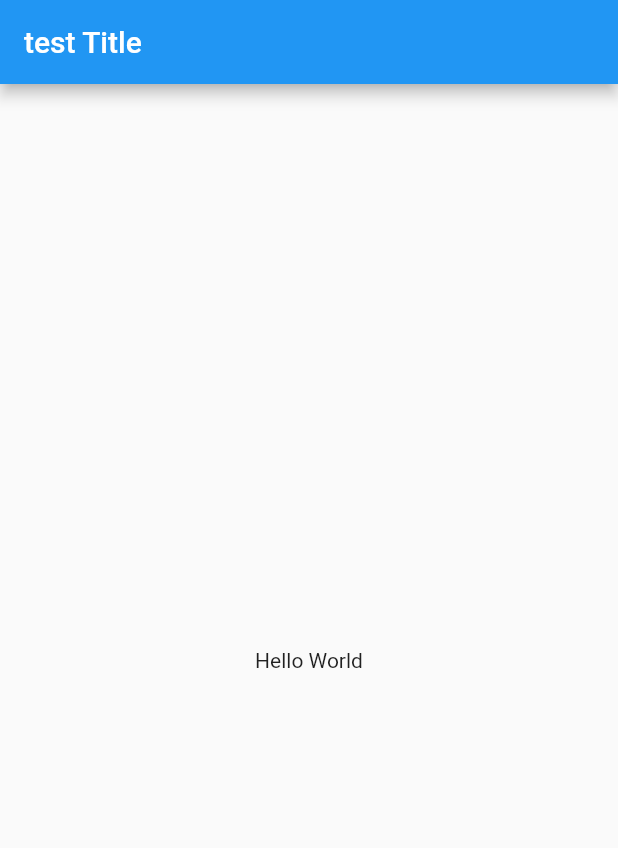
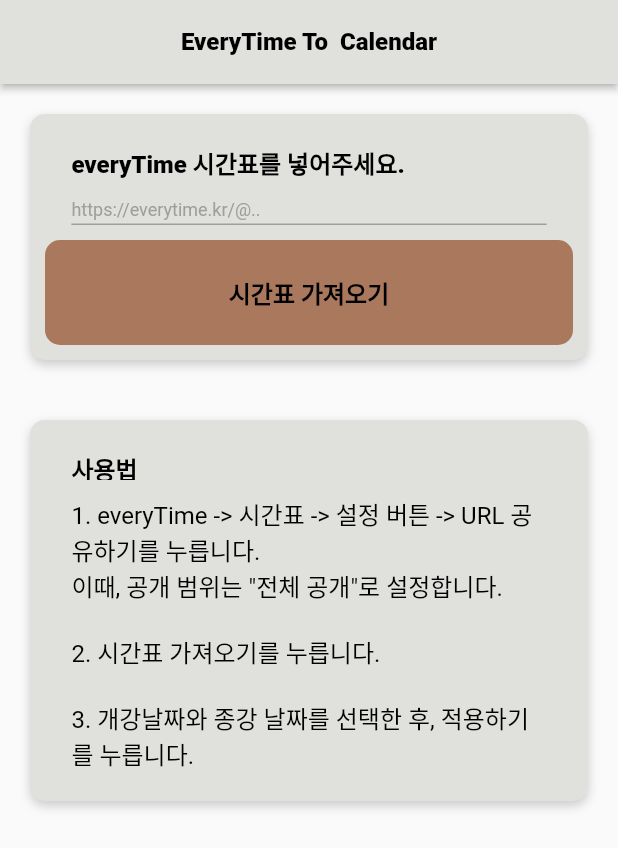
Before and after one commit to junchanpp/everytime2CalApp, a Flutter app: the screen it shows after launch, on a phone screen of 412 x 824 dp. Shown: the top 848 px of the screen. Run offline on Flutter 3.47's test engine with Material 2 defaults, Android fonts, the phone set to English and light mode, and no system bars.

Commit message:
[feat] home page 추가 완료(api 연결 아직)

```diff
--- /dev/null
+++ b/lib/component/common_text_field.dart
@@ -0,0 +1,42 @@
+
+//const TextField(
+//                               decoration: InputDecoration(
+//                                 labelText: 'everyTime 시간표',
+//                                 labelStyle: TextStyle(
+//                                   color: Colors.grey,
+//                                   fontSize: 12.0,
+//                                 ),
+//                                 alignLabelWithHint: false,
+//                                 enabledBorder: UnderlineInputBorder(
+//                                   borderSide: BorderSide(
+//                                     color: Colors.grey,
+//                                   ),
+//                                 ),
+//                                 focusedBorder: UnderlineInputBorder(
+//                                   borderSide: BorderSide(
+//                                     color: Colors.grey,
+//                                   ),
+//                                 ),
+//                               ),
+//                             ),
+
+import 'package:flutter/material.dart';
+
+class CommonTextField {
+  static InputDecoration defaultTextFieldDecoration(String labelText) {
+    return InputDecoration(
+      labelText: labelText,
+      labelStyle: const TextStyle(
+        color: Colors.grey,
+        fontSize: 12.0,
+      ),
+      alignLabelWithHint: false,
+      //no borderlline
+      enabledBorder: UnderlineInputBorder(
+        borderSide: BorderSide(
+          color: Colors.grey,
+        ),
+      ),
+    );
+  }
+}
--- /dev/null
+++ b/lib/component/common_text_style.dart
@@ -0,0 +1,19 @@
+import 'package:flutter/material.dart';
+
+class CommonTextStyle {
+  static TextStyle defaultTextStyle({double size = 16}) {
+    return TextStyle(
+      fontSize: size,
+      color: Colors.black,
+      fontWeight: FontWeight.normal,
+    );
+  }
+
+  static TextStyle defaultBoldTextStyle({double size = 16}) {
+    return TextStyle(
+      fontSize: size,
+      color: Colors.black,
+      fontWeight: FontWeight.w900,
+    );
+  }
+}
--- a/lib/main.dart
+++ b/lib/main.dart
@@ -1,4 +1,6 @@
+import 'package:everytime_to_calendar/page/home_page.dart';
 import 'package:flutter/material.dart';
+
 
 void main() {
   runApp(const MyApp());
@@ -12,32 +14,8 @@
   Widget build(BuildContext context) {
     return MaterialApp(
       title: 'Flutter Demo',
-      theme: ThemeData(
-        primarySwatch: Colors.blue
-      ),
-      home: const MyHomePage(),
+      theme: ThemeData(primarySwatch: Colors.blue),
+      home: const HomePage(),
     );
   }
 }
-
-
-class MyHomePage extends StatefulWidget {
-  const MyHomePage({super.key});
-
-  @override
-  State<MyHomePage> createState() => _MyHomePageState();
-}
-
-class _MyHomePageState extends State<MyHomePage> {
-  @override
-  Widget build(BuildContext context) {
-    return Scaffold(
-      appBar: AppBar(
-        title: const Text("test Title"),
-      ),
-      body: const Center(
-        child: Text("Hello World"),
-      ),
-    );
-  }
-}
--- /dev/null
+++ b/lib/page/home_page.dart
@@ -0,0 +1,217 @@
+import 'package:everytime_to_calendar/page/process_page.dart';
+import 'package:flutter/material.dart';
+
+import '../Component/common_text_field.dart';
+import '../Component/common_text_style.dart';
+
+class HomePage extends StatefulWidget {
+  const HomePage({super.key});
+
+  @override
+  State<HomePage> createState() => _HomePageState();
+}
+
+class _HomePageState extends State<HomePage> {
+  late String everyTimeUrl;
+
+  onChanged(String url) {
+    setState(() {
+      everyTimeUrl = url;
+    });
+  }
+
+  onSubmitted(){
+    //processPage 클래스로 이동 및 이동할 때 everyTimeUrl 전달
+    Navigator.push(context, MaterialPageRoute(builder: (context) => ProcessPage(everyTimeUrl: everyTimeUrl)));
+
+  }
+
+  @override
+  Widget build(BuildContext context) {
+    return Scaffold(
+      appBar: AppBar(
+        backgroundColor: const Color(0xFFE0E1DD),
+        automaticallyImplyLeading: false,
+        title: Text(
+          'EveryTime To  Calendar',
+          style: CommonTextStyle.defaultBoldTextStyle(),
+        ),
+        centerTitle: true,
+        elevation: 2,
+      ),
+      body: SafeArea(
+        top: true,
+        child: SingleChildScrollView(
+            child: Column(
+              mainAxisSize: MainAxisSize.max,
+              children: [
+                inputKeyContainer(),
+                introductionContainer(),
+              ],
+            )),
+      ),
+    );
+  }
+
+
+  //------------------------Widget------------------------
+  Widget inputKeyContainer() {
+    return Container(
+      padding: const EdgeInsets.all(20),
+      child: Column(
+        mainAxisSize: MainAxisSize.max,
+        children: [
+          Container(
+            padding: const EdgeInsets.all(10),
+            width: double.infinity,
+            decoration: BoxDecoration(
+              color: const Color(0xFFE0E1DD),
+              borderRadius: BorderRadius.circular(10),
+              boxShadow: [
+                BoxShadow(
+                  color: Colors.grey.withOpacity(0.5),
+                  spreadRadius: 0,
+                  blurRadius: 5,
+                  offset: const Offset(0, 3),
+                ),
+              ],
+            ),
+            child: Column(
+              mainAxisAlignment: MainAxisAlignment.center,
+              children: [
+                Container(
+                  padding: const EdgeInsets.only(top: 10),
+                  width: double.infinity,
+                  alignment: Alignment.center,
+                  child: FractionallySizedBox(
+                    widthFactor: 0.9,
+                    alignment: Alignment.centerLeft,
+                    child: Text(
+                      'everyTime 시간표를 넣어주세요.',
+                      style: CommonTextStyle.defaultBoldTextStyle(),
+                    ),
+                  ),
+                ),
+                Container(
+                  width: double.infinity,
+                  padding: const EdgeInsets.only(top: 10, bottom: 10),
+                  height: 40,
+                  alignment: Alignment.center,
+                  child: FractionallySizedBox(
+                    widthFactor: 0.9,
+                    child: TextField(
+                      onChanged: (String url) {
+                        onChanged(url);
+                      },
+                      obscureText: false,
+                      decoration: CommonTextField.defaultTextFieldDecoration(
+                          "https://everytime.kr/@.."),
+                    ),
+                  ),
+                ),
+                Container(
+                  width: double.infinity,
+                  padding: const EdgeInsets.all(10),
+                  height: 70,
+                  decoration: BoxDecoration(
+                    color: const Color(0xFFAA785D),
+                    borderRadius: BorderRadius.circular(10),
+                  ),
+                  child: TextButton(
+                    onPressed: onSubmitted,
+                    child: Text(
+                      '시간표 가져오기',
+                      style: CommonTextStyle.defaultBoldTextStyle(),
+                    ),
+                  ),
+                )
+              ],
+            ),
+          ),
+        ],
+      ),
+    );
+  }
+
+  Widget introductionContainer(){
+    return Container(
+      padding: const EdgeInsets.all(20),
+      child: Column(
+        mainAxisSize: MainAxisSize.max,
+        children: [
+          Container(
+            padding: const EdgeInsets.all(10),
+            width: double.infinity,
+            decoration: BoxDecoration(
+              color: const Color(0xFFE0E1DD),
+              borderRadius: BorderRadius.circular(10),
+              boxShadow: [
+                BoxShadow(
+                  color: Colors.grey.withOpacity(0.5),
+                  spreadRadius: 0,
+                  blurRadius: 5,
+                  offset: const Offset(0, 3),
+                ),
+              ],
+            ),
+            child: Column(
+              mainAxisAlignment: MainAxisAlignment.center,
+              children: [
+                Container(
+                  padding: const EdgeInsets.only(top: 10),
+                  width: double.infinity,
+                  height: 30,
+                  alignment: Alignment.center,
+                  child: FractionallySizedBox(
+                    widthFactor: 0.9,
+                    alignment: Alignment.centerLeft,
+                    child: Text(
+                      '사용법',
+                      style: CommonTextStyle.defaultBoldTextStyle(),
+                    ),
+                  ),
+                ),
+                Container(
+                  width: double.infinity,
+                  padding: const EdgeInsets.only(top: 10, bottom: 10),
+                  alignment: Alignment.center,
+                  child: FractionallySizedBox(
+                    widthFactor: 0.9,
+                    child: Text(
+                      '1. everyTime -> 시간표 -> 설정 버튼 -> URL 공유하기를 누릅니다.\n이때, 공개 범위는 "전체 공개"로 설정합니다.',
+                      style: CommonTextStyle.defaultTextStyle(),
+                    ),
+                  ),
+                ),
+                Container(
+                  width: double.infinity,
+                  padding: const EdgeInsets.only(top: 10, bottom: 10),
+                  alignment: Alignment.center,
+                  child: FractionallySizedBox(
+                    widthFactor: 0.9,
+                    child: Text(
+                      '2. 시간표 가져오기를 누릅니다.',
+                      style: CommonTextStyle.defaultTextStyle(),
+                    ),
+                  ),
+                ),
+                Container(
+                  width: double.infinity,
+                  padding: const EdgeInsets.only(top: 10, bottom: 10),
+                  alignment: Alignment.center,
+                  child: FractionallySizedBox(
+                    widthFactor: 0.9,
+                    child: Text(
+                      '3. 개강날짜와 종강 날짜를 선택한 후, 적용하기를 누릅니다.',
+                      style: CommonTextStyle.defaultTextStyle(),
+                    ),
+                  ),
+                ),
+              ],
+            ),
+          ),
+        ],
+      ),
+    );
+  }
+}
--- /dev/null
+++ b/lib/page/process_page.dart
@@ -0,0 +1,17 @@
+import 'package:flutter/cupertino.dart';
+
+class ProcessPage extends StatefulWidget {
+  final String everyTimeUrl;
+
+  const ProcessPage({Key? key, required this.everyTimeUrl}) : super(key: key);
+
+  @override
+  State<ProcessPage> createState() => _ProcessPageState();
+}
+
+class _ProcessPageState extends State<ProcessPage> {
+  @override
+  Widget build(BuildContext context) {
+    return Container();
+  }
+}
```
